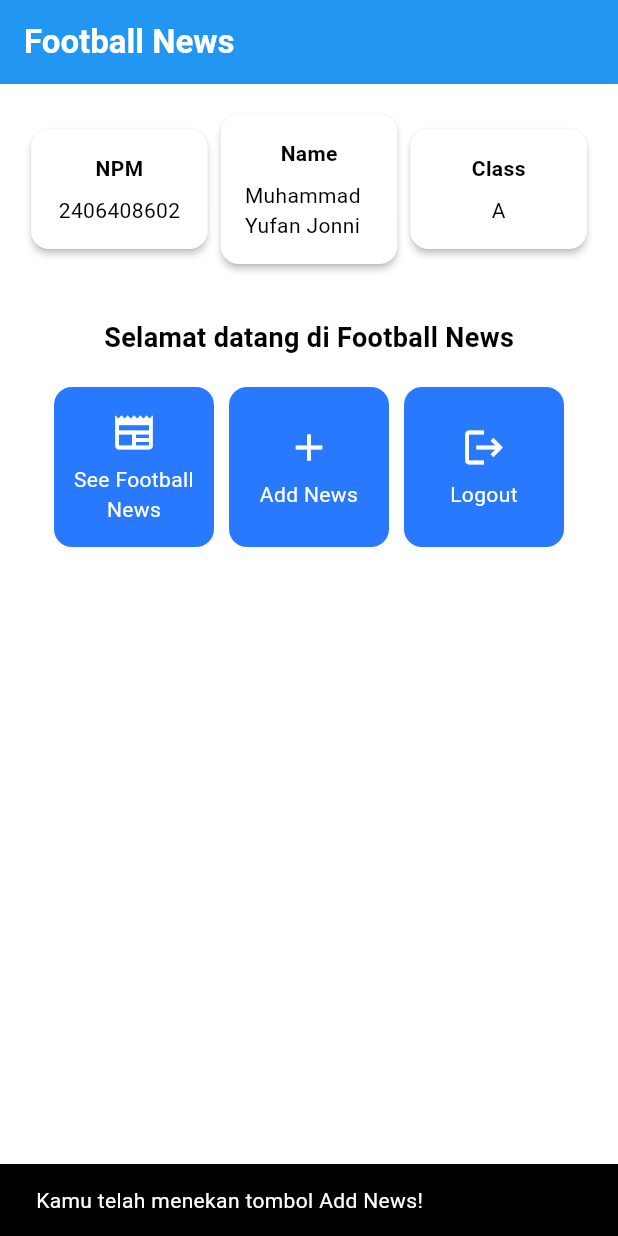
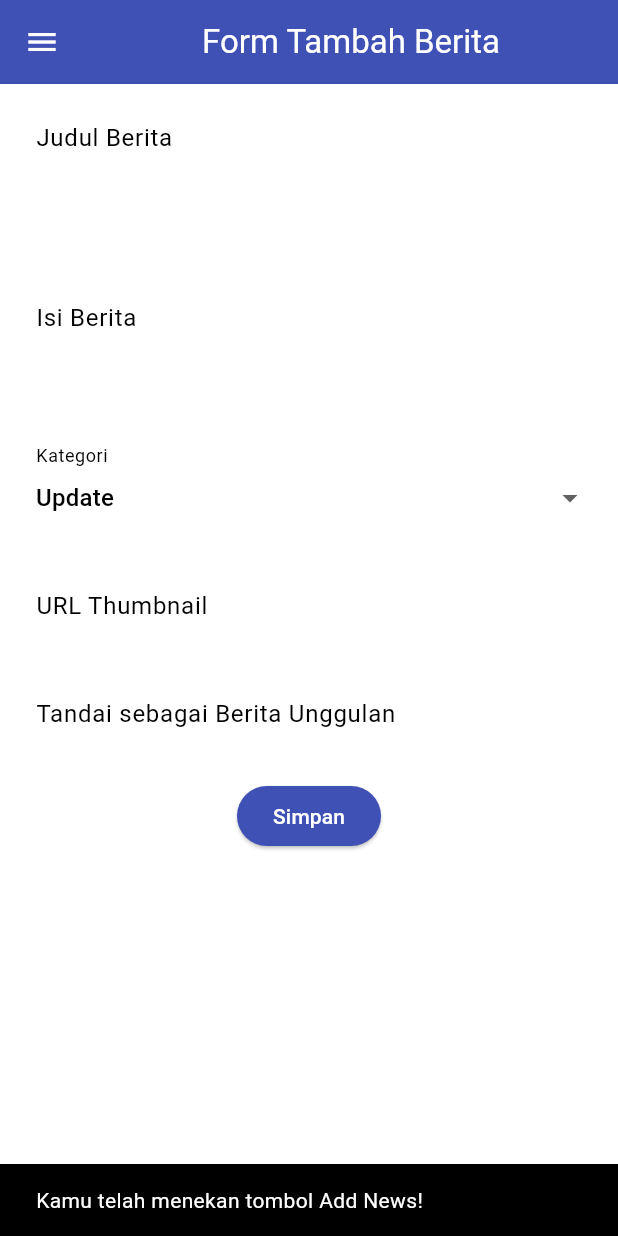
Before and after one commit to Yufanjonni/football-news-mobile, a Flutter app: the screen it shows after launch, after a tap on "Add News", on a phone screen of 412 x 824 dp. Run offline on Flutter 3.47's test engine with Material 3 defaults, Android fonts, the phone set to English and light mode, and no system bars.

Commit message:
Tutorial 7

```diff
--- a/lib/main.dart
+++ b/lib/main.dart
@@ -1,5 +1,5 @@
 import 'package:flutter/material.dart';
-import 'package:football_news/menu.dart';
+import 'package:football_news/screens/menu.dart';
 
 void main() {
   runApp(const MyApp());
--- a/lib/menu.dart
+++ b/lib/screens/menu.dart
@@ -1,4 +1,7 @@
 import 'package:flutter/material.dart';
+import 'package:football_news/widgets/left_drawer.dart';
+import 'package:football_news/widgets/news_card.dart';
+
 
 class MyHomePage extends StatelessWidget {
   MyHomePage({super.key});
@@ -20,14 +23,12 @@ class MyHomePage extends StatelessWidget {
         // Judul aplikasi "Football News" dengan teks putih dan tebal.
         title: const Text(
           'Football News',
-          style: TextStyle(
-            color: Colors.white,
-            fontWeight: FontWeight.bold,
-          ),
+          style: TextStyle(color: Colors.white, fontWeight: FontWeight.bold),
         ),
         // Warna latar belakang AppBar diambil dari skema warna tema aplikasi.
         backgroundColor: Theme.of(context).colorScheme.primary,
       ),
+      drawer: LeftDrawer(),
       // Body halaman dengan padding di sekelilingnya.
       body: Padding(
         padding: const EdgeInsets.all(16.0),
@@ -52,7 +53,6 @@ class MyHomePage extends StatelessWidget {
             Center(
               child: Column(
                 // Menyusun teks dan grid item secara vertikal.
-
                 children: [
                   // Menampilkan teks sambutan dengan gaya tebal dan ukuran 18.
                   const Padding(
@@ -94,8 +94,8 @@ class MyHomePage extends StatelessWidget {
 class InfoCard extends StatelessWidget {
   // Kartu informasi yang menampilkan title dan content.
 
-  final String title;  // Judul kartu.
-  final String content;  // Isi kartu.
+  final String title; // Judul kartu.
+  final String content; // Isi kartu.
 
   const InfoCard({super.key, required this.title, required this.content});
 
@@ -106,15 +106,14 @@ class InfoCard extends StatelessWidget {
       elevation: 2.0,
       child: Container(
         // Mengatur ukuran dan jarak di dalam kartu.
-        width: MediaQuery.of(context).size.width / 3.5, // menyesuaikan dengan lebar device yang digunakan.
+        width:
+            MediaQuery.of(context).size.width /
+            3.5, // menyesuaikan dengan lebar device yang digunakan.
         padding: const EdgeInsets.all(16.0),
         // Menyusun title dan content secara vertikal.
         child: Column(
           children: [
-            Text(
-              title,
-              style: const TextStyle(fontWeight: FontWeight.bold),
-            ),
+            Text(title, style: const TextStyle(fontWeight: FontWeight.bold)),
             const SizedBox(height: 8.0),
             Text(content),
           ],
@@ -130,57 +129,3 @@ class ItemHomepage {
 
   ItemHomepage(this.name, this.icon);
 }
-
-class ItemCard extends StatelessWidget {
-  // Menampilkan kartu dengan ikon dan nama.
-
-  final ItemHomepage item;
-
-  const ItemCard(this.item, {super.key});
-
-  @override
-  Widget build(BuildContext context) {
-    return Material(
-      // Menentukan warna latar belakang dari tema aplikasi.
-      color: Theme.of(context).colorScheme.secondary,
-      // Membuat sudut kartu melengkung.
-      borderRadius: BorderRadius.circular(12),
-
-      child: InkWell(
-        // Aksi ketika kartu ditekan.
-        onTap: () {
-          // Menampilkan pesan SnackBar saat kartu ditekan.
-          ScaffoldMessenger.of(context)
-            ..hideCurrentSnackBar()
-            ..showSnackBar(
-              SnackBar(content: Text("Kamu telah menekan tombol ${item.name}!"))
-            );
-        },
-        // Container untuk menyimpan Icon dan Text
-        child: Container(
-          padding: const EdgeInsets.all(8),
-          child: Center(
-            child: Column(
-              // Menyusun ikon dan teks di tengah kartu.
-              mainAxisAlignment: MainAxisAlignment.center,
-              children: [
-                Icon(
-                  item.icon,
-                  color: Colors.white,
-                  size: 30.0,
-                ),
-                const Padding(padding: EdgeInsets.all(3)),
-                Text(
-                  item.name,
-                  textAlign: TextAlign.center,
-                  style: const TextStyle(color: Colors.white),
-                ),
-              ],
-            ),
-          ),
-        ),
-      ),
-    );
-  }
-
-}
--- /dev/null
+++ b/lib/screens/newslist_form.dart
@@ -0,0 +1,209 @@
+import 'package:flutter/material.dart';
+import 'package:football_news/widgets/left_drawer.dart';
+
+class NewsFormPage extends StatefulWidget {
+    const NewsFormPage({super.key});
+
+    @override
+    State<NewsFormPage> createState() => _NewsFormPageState();
+}
+
+class _NewsFormPageState extends State<NewsFormPage> {
+    final _formKey = GlobalKey<FormState>();
+    String _title = "";
+    String _content = "";
+    String _category = "update"; // default
+    String _thumbnail = "";
+    bool _isFeatured = false; // default
+
+    final List<String> _categories = [
+      'transfer',
+      'update',
+      'exclusive',
+      'match',
+      'rumor',
+      'analysis',
+    ];
+    @override
+    Widget build(BuildContext context) {
+        return Scaffold(
+          appBar: AppBar(
+            title: const Center(
+              child: Text(
+                'Form Tambah Berita',
+              ),
+            ),
+            backgroundColor: Colors.indigo,
+            foregroundColor: Colors.white,
+          ),
+          drawer: LeftDrawer(),
+          body: Form(
+            key: _formKey,
+            child: SingleChildScrollView(
+              child: Column(
+                crossAxisAlignment: CrossAxisAlignment.start,
+                children:[
+                  // === Title ===
+                  Padding(
+                    padding: const EdgeInsets.all(8.0),
+                    child: TextFormField(
+                      decoration: InputDecoration(
+                        hintText: "Judul Berita",
+                        labelText: "Judul Berita",
+                        border: OutlineInputBorder(
+                          borderRadius: BorderRadius.circular(5.0),
+                        ),
+                      ),
+                      onChanged: (String? value) {
+                        setState(() {
+                          _title = value!;
+                        });
+                      },
+                      validator: (String? value) {
+                        if (value == null || value.isEmpty) {
+                          return "Judul tidak boleh kosong!";
+                        }
+                        return null;
+                      },
+                    ),
+                  ),
+                  // === Content ===
+                  Padding(
+                    padding: const EdgeInsets.all(8.0),
+                    child: TextFormField(
+                      maxLines: 5,
+                      decoration: InputDecoration(
+                        hintText: "Isi Berita",
+                        labelText: "Isi Berita",
+                        border: OutlineInputBorder(
+                          borderRadius: BorderRadius.circular(5.0),
+                        ),
+                      ),
+                      onChanged: (String? value) {
+                        setState(() {
+                          _content = value!;
+                        });
+                      },
+                      validator: (String? value) {
+                        if (value == null || value.isEmpty) {
+                          return "Isi berita tidak boleh kosong!";
+                        }
+                        return null;
+                      },
+                    ),
+                  ),
+                   // === Category ===
+                  Padding(
+                    padding: const EdgeInsets.all(8.0),
+                    child: DropdownButtonFormField<String>(
+                      decoration: InputDecoration(
+                        labelText: "Kategori",
+                        border: OutlineInputBorder(
+                          borderRadius: BorderRadius.circular(5.0),
+                        ),
+                      ),
+                      value: _category,
+                      items: _categories
+                          .map((cat) => DropdownMenuItem(
+                                value: cat,
+                                child: Text(
+                                    cat[0].toUpperCase() + cat.substring(1)),
+                              ))
+                          .toList(),
+                      onChanged: (String? newValue) {
+                        setState(() {
+                          _category = newValue!;
+                        });
+                      },
+                    ),
+                  ),
+                  // === Thumbnail URL ===
+                  Padding(
+                    padding: const EdgeInsets.all(8.0),
+                    child: TextFormField(
+                      decoration: InputDecoration(
+                        hintText: "URL Thumbnail (opsional)",
+                        labelText: "URL Thumbnail",
+                        border: OutlineInputBorder(
+                          borderRadius: BorderRadius.circular(5.0),
+                        ),
+                      ),
+                      onChanged: (String? value) {
+                        setState(() {
+                          _thumbnail = value!;
+                        });
+                      },
+                    ),
+                  ),
+                  // === Is Featured ===
+                  Padding(
+                    padding: const EdgeInsets.all(8.0),
+                    child: SwitchListTile(
+                      title: const Text("Tandai sebagai Berita Unggulan"),
+                      value: _isFeatured,
+                      onChanged: (bool value) {
+                        setState(() {
+                          _isFeatured = value;
+                        });
+                      },
+                    ),
+                  ),
+                  // === Tombol Simpan ===
+                  Align(
+                    alignment: Alignment.bottomCenter,
+                    child: Padding(
+                      padding: const EdgeInsets.all(8.0),
+                      child: ElevatedButton(
+                        style: ButtonStyle(
+                          backgroundColor:
+                              MaterialStateProperty.all(Colors.indigo),
+                        ),
+                        onPressed: () {
+                          if (_formKey.currentState!.validate()) {
+                            showDialog(
+                              context: context,
+                              builder: (context) {
+                                return AlertDialog(
+                                  title: const Text('Berita berhasil disimpan!'),
+                                  content: SingleChildScrollView(
+                                    child: Column(
+                                      crossAxisAlignment:
+                                          CrossAxisAlignment.start,
+                                      children: [
+                                        Text('Judul: $_title'),
+                                        Text('Isi: $_content'),
+                                        Text('Kategori: $_category'),
+                                        Text('Thumbnail: $_thumbnail'),
+                                        Text(
+                                            'Unggulan: ${_isFeatured ? "Ya" : "Tidak"}'),
+                                      ],
+                                    ),
+                                  ),
+                                  actions: [
+                                    TextButton(
+                                      child: const Text('OK'),
+                                      onPressed: () {
+                                        Navigator.pop(context);
+                                      },
+                                    ),
+                                  ],
+                                );
+                              },
+                            );
+                            _formKey.currentState!.reset();
+                          }
+                        },
+                        child: const Text(
+                          "Simpan",
+                          style: TextStyle(color: Colors.white),
+                        ),
+                      ),
+                    ),
+                  ),
+                ],
+              ),
+            ),
+          ),
+        );
+    }
+}
--- /dev/null
+++ b/lib/widgets/left_drawer.dart
@@ -0,0 +1,65 @@
+import 'package:flutter/material.dart';
+import 'package:football_news/screens/menu.dart';
+import 'package:football_news/screens/newslist_form.dart';
+
+class LeftDrawer extends StatelessWidget {
+  const LeftDrawer({super.key});
+
+  @override
+  Widget build(BuildContext context) {
+    return Drawer(
+      child: ListView(
+        children: [
+          const DrawerHeader(
+            decoration: BoxDecoration(color: Colors.blue),
+            child: Column(
+              children: [
+                Text(
+                  'Football News',
+                  textAlign: TextAlign.center,
+                  style: TextStyle(
+                    fontSize: 30,
+                    fontWeight: FontWeight.bold,
+                    color: Colors.white,
+                  ),
+                ),
+                Padding(padding: EdgeInsets.all(10)),
+                Text(
+                  "Seluruh berita sepak bola terkini di sini!",
+                  textAlign: TextAlign.center,
+                  style: TextStyle(
+                    fontSize: 15,
+                    fontWeight: FontWeight.normal,
+                    color: Colors.white,
+                  ),
+                ),
+              ],
+            ),
+          ),
+          ListTile(
+            leading: const Icon(Icons.home_outlined),
+            title: const Text('Home'),
+            // Bagian redirection ke MyHomePage
+            onTap: () {
+              Navigator.pushReplacement(
+                context,
+                MaterialPageRoute(builder: (context) => MyHomePage()),
+              );
+            },
+          ),
+          ListTile(
+            leading: const Icon(Icons.post_add),
+            title: const Text('Add News'),
+            // Bagian redirection ke NewsFormPage
+            onTap: () {
+              /*
+              setelah halaman NewsFormPage sudah dibuat.
+              */
+              Navigator.push(context, MaterialPageRoute(builder: (context) => const NewsFormPage()));
+            },
+          ),
+        ],
+      ),
+    );
+  }
+}
--- /dev/null
+++ b/lib/widgets/news_card.dart
@@ -0,0 +1,61 @@
+import 'package:flutter/material.dart';
+import 'package:football_news/screens/newslist_form.dart';
+import 'package:football_news/screens/menu.dart';
+
+class ItemCard extends StatelessWidget {
+  // Menampilkan kartu dengan ikon dan nama.
+
+  final ItemHomepage item;
+
+  const ItemCard(this.item, {super.key});
+
+  @override
+  Widget build(BuildContext context) {
+    return Material(
+      // Menentukan warna latar belakang dari tema aplikasi.
+      color: Theme.of(context).colorScheme.secondary,
+      // Membuat sudut kartu melengkung.
+      borderRadius: BorderRadius.circular(12),
+
+      child: InkWell(
+        // Aksi ketika kartu ditekan.
+        onTap: () {
+          // Menampilkan pesan SnackBar saat kartu ditekan.
+          ScaffoldMessenger.of(context)
+            ..hideCurrentSnackBar()
+            ..showSnackBar(
+              SnackBar(
+                content: Text("Kamu telah menekan tombol ${item.name}!"),
+              ),
+            );
+
+          if (item.name == "Add News") {
+            Navigator.push(
+              context,
+              MaterialPageRoute(builder: (context) => const NewsFormPage()),
+            );
+          }
+        },
+        // Container untuk menyimpan Icon dan Text
+        child: Container(
+          padding: const EdgeInsets.all(8),
+          child: Center(
+            child: Column(
+              // Menyusun ikon dan teks di tengah kartu.
+              mainAxisAlignment: MainAxisAlignment.center,
+              children: [
+                Icon(item.icon, color: Colors.white, size: 30.0),
+                const Padding(padding: EdgeInsets.all(3)),
+                Text(
+                  item.name,
+                  textAlign: TextAlign.center,
+                  style: const TextStyle(color: Colors.white),
+                ),
+              ],
+            ),
+          ),
+        ),
+      ),
+    );
+  }
+}
```
